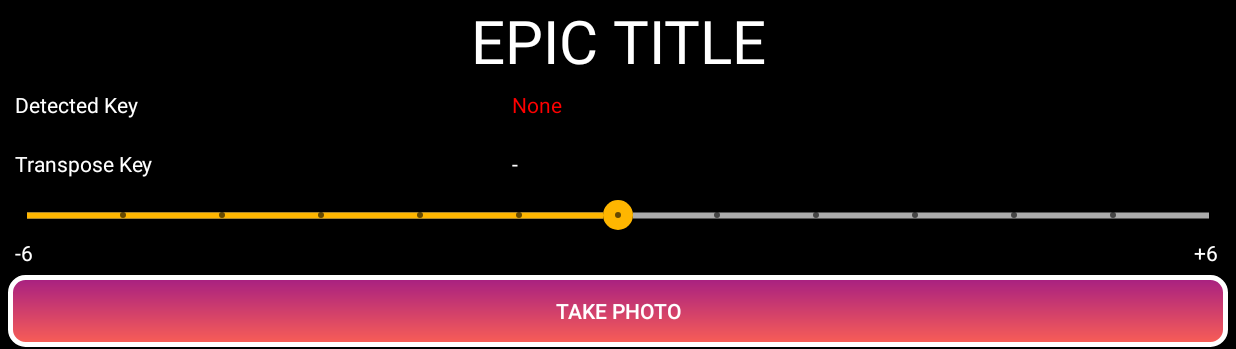
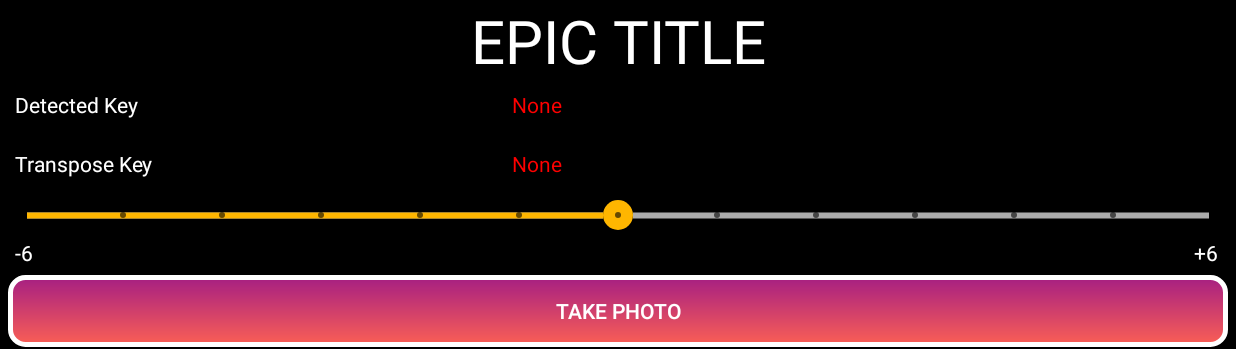
Before and after one commit to peempeem/ECE420FinalProject, an Android app: the screen it shows after launch (MainActivity), on a phone screen of 824 x 412 dp (held sideways). Shown: the top 349 px of the screen. Run offline under Robolectric (Android 15) with nearby library versions, the phone set to English and light mode, and no system bars; libraries missing offline, so code that uses them is left out: androidx.camera.core, androidx.camera.lifecycle, org.opencv.android; 5 statements that could not run were skipped.

Commit message:
added transpose and detected key indicators

```diff
--- a/app/src/main/java/com/example/ece420finalproject/MainActivity.java
+++ b/app/src/main/java/com/example/ece420finalproject/MainActivity.java
@@ -1,6 +1,7 @@
 package com.example.ece420finalproject;
 
 import org.opencv.android.OpenCVLoader;
+import org.w3c.dom.Text;
 
 import android.Manifest;
 import android.content.pm.PackageManager;
@@ -16,6 +17,7 @@ import android.view.WindowManager;
 import android.widget.Button;
 import android.widget.ImageView;
 import android.widget.SeekBar;
+import android.widget.TextView;
 import android.widget.Toast;
 
 import androidx.annotation.NonNull;
@@ -55,6 +57,8 @@ public class MainActivity extends AppCompatActivity {
     private Button startPlayback;
     private Button restartPlayback;
     private Button calibrateCamera;
+    private TextView detectedKeyText;
+    private TextView transposedKeyText;
 
     private enum DisplayState {
         PREROLLING,
@@ -78,6 +82,8 @@ public class MainActivity extends AppCompatActivity {
     private native void restartPlayback();
     private native void stepPlayback(Bitmap bitmap);
     private native void transpose(int transNumber);
+    private native String detectedKey();
+    private native String transposedKey();
 
     @Override
     public void onCreate(Bundle savedInstanceState) {
@@ -98,6 +104,9 @@ public class MainActivity extends AppCompatActivity {
         startPlayback = findViewById(R.id.startPlayback);
         restartPlayback = findViewById(R.id.restartPlayback);
         calibrateCamera = findViewById(R.id.calibrateCamera);
+
+        detectedKeyText = findViewById(R.id.detectedKeyText);
+        transposedKeyText = findViewById(R.id.transposedKeyText);
 
         capture.setOnClickListener(new View.OnClickListener() {
             @Override
@@ -139,6 +148,7 @@ public class MainActivity extends AppCompatActivity {
             @Override
             public void onProgressChanged(SeekBar seekBar, int progress, boolean fromUser) {
                 transpose(progress - 6);
+                transposedKeyText.setText(transposedKey());
             }
 
             @Override
@@ -246,6 +256,24 @@ public class MainActivity extends AppCompatActivity {
                         if (displayState == DisplayState.APP1)
                         {
                             restartPlayback();
+                            runOnUiThread(new Runnable() {
+                                @Override
+                                public void run() {
+                                    if (!detectedKey().equals("None")) {
+                                        detectedKeyText.setText(detectedKey());
+                                        detectedKeyText.setTextColor(getResources().getColor(R.color.green));
+                                        transposedKeyText.setText(transposedKey());
+                                        transposedKeyText.setTextColor(getResources().getColor(R.color.green));
+                                    }
+                                    else {
+                                        detectedKeyText.setText("None");
+                                        detectedKeyText.setTextColor(getResources().getColor(R.color.red));
+                                        transposedKeyText.setText("None");
+                                        transposedKeyText.setTextColor(getResources().getColor(R.color.red));
+                                    }
+
+                                }
+                            });
                             displayState = DisplayState.APP2;
                         }
                         if (displayState == DisplayState.APP2) {
--- a/app/src/main/res/layout/activity_main.xml
+++ b/app/src/main/res/layout/activity_main.xml
@@ -39,6 +39,7 @@
                 android:textColor="@color/white" />
 
             <TextView
+                android:id="@+id/detectedKeyText"
                 android:layout_width="wrap_content"
                 android:layout_height="wrap_content"
                 android:layout_columnWeight="2"
@@ -55,12 +56,13 @@
                 android:textColor="@color/white" />
 
             <TextView
+                android:id="@+id/transposedKeyText"
                 android:layout_width="wrap_content"
                 android:layout_height="wrap_content"
                 android:layout_columnWeight="2"
                 android:padding="10dp"
-                android:text="-"
-                android:textColor="@color/white" />
+                android:text="None"
+                android:textColor="@color/red" />
 
         </GridLayout>
 
--- a/app/src/main/res/values/colors.xml
+++ b/app/src/main/res/values/colors.xml
@@ -8,6 +8,7 @@
     <color name="black">#FF000000</color>
     <color name="white">#FFFFFFFF</color>
     <color name="red">#FFFF0000</color>
+    <color name="green">#FF00FF00</color>
     <color name="seek_bar_background">#ABABAB</color>
     <color name="seek_bar_progress">#FFB600</color>
     <color name="seek_bar_secondary_progress">#3399CC</color>
```
Also changed, not shown: 5 other files.
